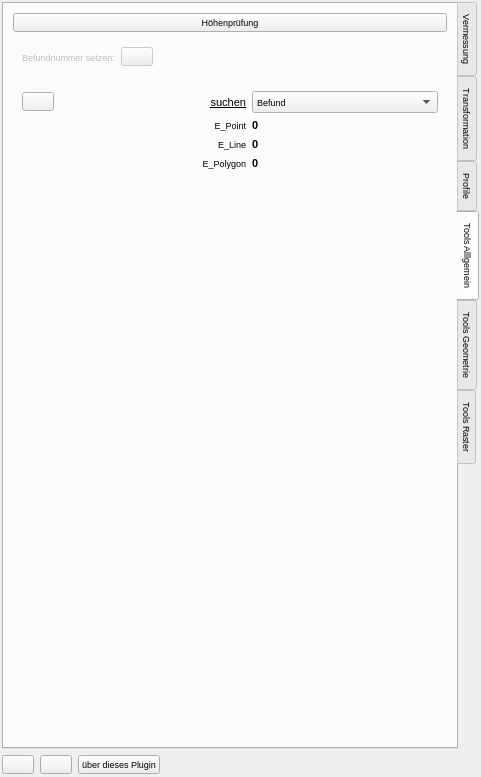
Before: the Qt Designer form utils/t2g_arch_dockwidget_base.ui in Landesamt-fuer-Archaeologie-Sachsen/Tachy2GIS_arch, drawn with Qt 5.
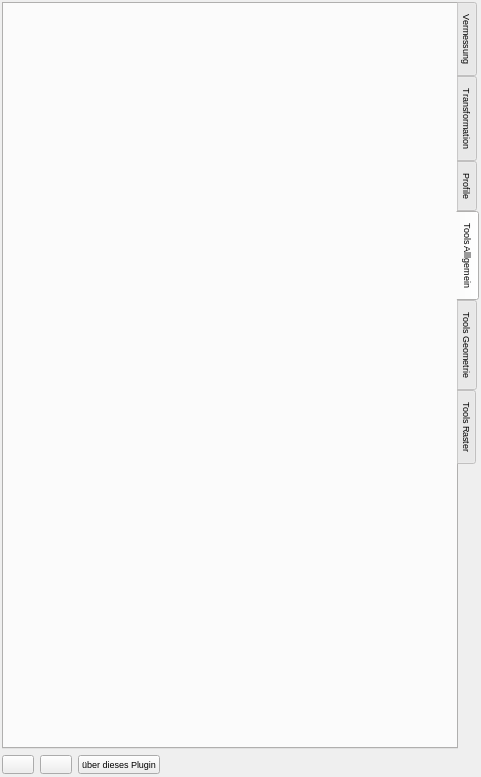
After: the same form once the commit is applied. The open tabs and pages were chosen to show the change. Icons and pictures are not drawn. Custom widgets are drawn as their Qt base class.

Patch:
```diff
--- a/utils/t2g_arch_dockwidget_base.ui
+++ b/utils/t2g_arch_dockwidget_base.ui
@@ -752,282 +752,7 @@
          <attribute name="title">
           <string>Tools Alllgemein</string>
          </attribute>
-         <layout class="QVBoxLayout" name="verticalLayout_6">
-          <item>
-           <widget class="QPushButton" name="btnCheckHeights">
-            <property name="text">
-             <string>Höhenprüfung</string>
-            </property>
-           </widget>
-          </item>
-          <item>
-           <widget class="QWidget" name="widget_2" native="true">
-            <property name="enabled">
-             <bool>false</bool>
-            </property>
-            <layout class="QHBoxLayout" name="horizontalLayout_7">
-             <item>
-              <widget class="QLabel" name="label_2">
-               <property name="text">
-                <string>Befundnummer setzen:</string>
-               </property>
-              </widget>
-             </item>
-             <item>
-              <widget class="QPushButton" name="btnBefundLabel">
-               <property name="sizePolicy">
-                <sizepolicy hsizetype="Fixed" vsizetype="Fixed">
-                 <horstretch>0</horstretch>
-                 <verstretch>0</verstretch>
-                </sizepolicy>
-               </property>
-               <property name="sizeIncrement">
-                <size>
-                 <width>10</width>
-                 <height>10</height>
-                </size>
-               </property>
-               <property name="baseSize">
-                <size>
-                 <width>0</width>
-                 <height>0</height>
-                </size>
-               </property>
-               <property name="toolTip">
-                <string extracomment="Hilfe"/>
-               </property>
-               <property name="styleSheet">
-                <string notr="true"/>
-               </property>
-               <property name="text">
-                <string/>
-               </property>
-               <property name="icon">
-                <iconset>
-                 <normaloff>../Icons/Befundnr.gif</normaloff>../Icons/Befundnr.gif</iconset>
-               </property>
-               <property name="iconSize">
-                <size>
-                 <width>20</width>
-                 <height>20</height>
-                </size>
-               </property>
-               <property name="checkable">
-                <bool>false</bool>
-               </property>
-               <property name="autoDefault">
-                <bool>true</bool>
-               </property>
-               <property name="default">
-                <bool>false</bool>
-               </property>
-              </widget>
-             </item>
-             <item>
-              <spacer name="horizontalSpacer">
-               <property name="orientation">
-                <enum>Qt::Horizontal</enum>
-               </property>
-               <property name="sizeHint" stdset="0">
-                <size>
-                 <width>40</width>
-                 <height>20</height>
-                </size>
-               </property>
-              </spacer>
-             </item>
-            </layout>
-           </widget>
-          </item>
-          <item>
-           <widget class="QWidget" name="widget" native="true">
-            <layout class="QGridLayout" name="gridLayout">
-             <item row="0" column="0">
-              <widget class="QPushButton" name="butObjFind">
-               <property name="sizePolicy">
-                <sizepolicy hsizetype="Fixed" vsizetype="Fixed">
-                 <horstretch>0</horstretch>
-                 <verstretch>0</verstretch>
-                </sizepolicy>
-               </property>
-               <property name="sizeIncrement">
-                <size>
-                 <width>10</width>
-                 <height>10</height>
-                </size>
-               </property>
-               <property name="baseSize">
-                <size>
-                 <width>0</width>
-                 <height>0</height>
-                </size>
-               </property>
-               <property name="toolTip">
-                <string extracomment="Hilfe"/>
-               </property>
-               <property name="styleSheet">
-                <string notr="true"/>
-               </property>
-               <property name="text">
-                <string/>
-               </property>
-               <property name="icon">
-                <iconset>
-                 <normalon>../Icons/suchen.gif</normalon>
-                </iconset>
-               </property>
-               <property name="autoDefault">
-                <bool>true</bool>
-               </property>
-               <property name="default">
-                <bool>false</bool>
-               </property>
-              </widget>
-             </item>
-             <item row="0" column="1">
-              <widget class="QLabel" name="label">
-               <property name="font">
-                <font>
-                 <family>Arial</family>
-                 <pointsize>8</pointsize>
-                 <weight>50</weight>
-                 <bold>false</bold>
-                 <underline>true</underline>
-                </font>
-               </property>
-               <property name="text">
-                <string>suchen</string>
-               </property>
-               <property name="alignment">
-                <set>Qt::AlignRight|Qt::AlignTrailing|Qt::AlignVCenter</set>
-               </property>
-              </widget>
-             </item>
-             <item row="3" column="3">
-              <widget class="QLabel" name="labE_Line">
-               <property name="font">
-                <font>
-                 <family>Arial</family>
-                 <pointsize>8</pointsize>
-                 <weight>75</weight>
-                 <bold>true</bold>
-                </font>
-               </property>
-               <property name="text">
-                <string>0</string>
-               </property>
-              </widget>
-             </item>
-             <item row="3" column="1">
-              <widget class="QLabel" name="label_11">
-               <property name="inputMethodHints">
-                <set>Qt::ImhPreferNumbers</set>
-               </property>
-               <property name="text">
-                <string>E_Line</string>
-               </property>
-               <property name="alignment">
-                <set>Qt::AlignRight|Qt::AlignTrailing|Qt::AlignVCenter</set>
-               </property>
-              </widget>
-             </item>
-             <item row="0" column="3">
-              <widget class="QComboBox" name="cboSuche">
-               <item>
-                <property name="text">
-                 <string>Befund</string>
-                </property>
-               </item>
-               <item>
-                <property name="text">
-                 <string>Fund</string>
-                </property>
-               </item>
-               <item>
-                <property name="text">
-                 <string>Profil</string>
-                </property>
-               </item>
-               <item>
-                <property name="text">
-                 <string>Probe</string>
-                </property>
-               </item>
-              </widget>
-             </item>
-             <item row="4" column="1">
-              <widget class="QLabel" name="label_12">
-               <property name="inputMethodHints">
-                <set>Qt::ImhPreferNumbers</set>
-               </property>
-               <property name="text">
-                <string>E_Polygon</string>
-               </property>
-               <property name="alignment">
-                <set>Qt::AlignRight|Qt::AlignTrailing|Qt::AlignVCenter</set>
-               </property>
-              </widget>
-             </item>
-             <item row="2" column="1">
-              <widget class="QLabel" name="label_13">
-               <property name="inputMethodHints">
-                <set>Qt::ImhPreferNumbers</set>
-               </property>
-               <property name="text">
-                <string>E_Point</string>
-               </property>
-               <property name="alignment">
-                <set>Qt::AlignRight|Qt::AlignTrailing|Qt::AlignVCenter</set>
-               </property>
-              </widget>
-             </item>
-             <item row="2" column="3">
-              <widget class="QLabel" name="labE_Poi">
-               <property name="font">
-                <font>
-                 <family>Arial</family>
-                 <pointsize>8</pointsize>
-                 <weight>75</weight>
-                 <bold>true</bold>
-                </font>
-               </property>
-               <property name="text">
-                <string>0</string>
-               </property>
-              </widget>
-             </item>
-             <item row="4" column="3">
-              <widget class="QLabel" name="labE_Poly">
-               <property name="font">
-                <font>
-                 <family>Arial</family>
-                 <pointsize>8</pointsize>
-                 <weight>75</weight>
-                 <bold>true</bold>
-                </font>
-               </property>
-               <property name="text">
-                <string>0</string>
-               </property>
-              </widget>
-             </item>
-            </layout>
-           </widget>
-          </item>
-          <item>
-           <spacer name="verticalSpacer_2">
-            <property name="orientation">
-             <enum>Qt::Vertical</enum>
-            </property>
-            <property name="sizeHint" stdset="0">
-             <size>
-              <width>20</width>
-              <height>40</height>
-             </size>
-            </property>
-           </spacer>
-          </item>
-         </layout>
+         <layout class="QVBoxLayout" name="verticalLayout_6"/>
         </widget>
         <widget class="QWidget" name="tab_3">
          <attribute name="title">
```
Left out of the diff: 2 changed lines with no effect on the pictures.
